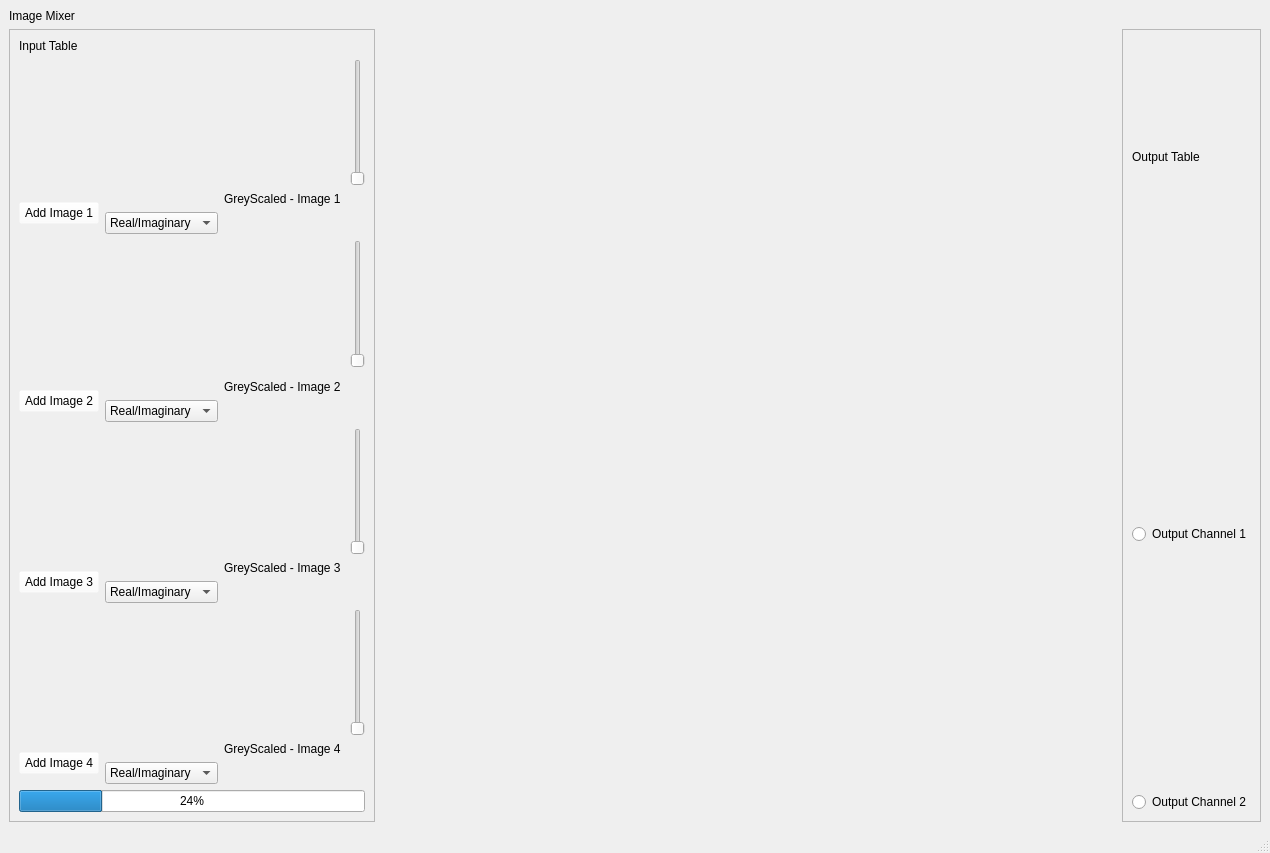
mohandemadx/Image_Mixer_DSP, file untitled.ui: the form before one commit.
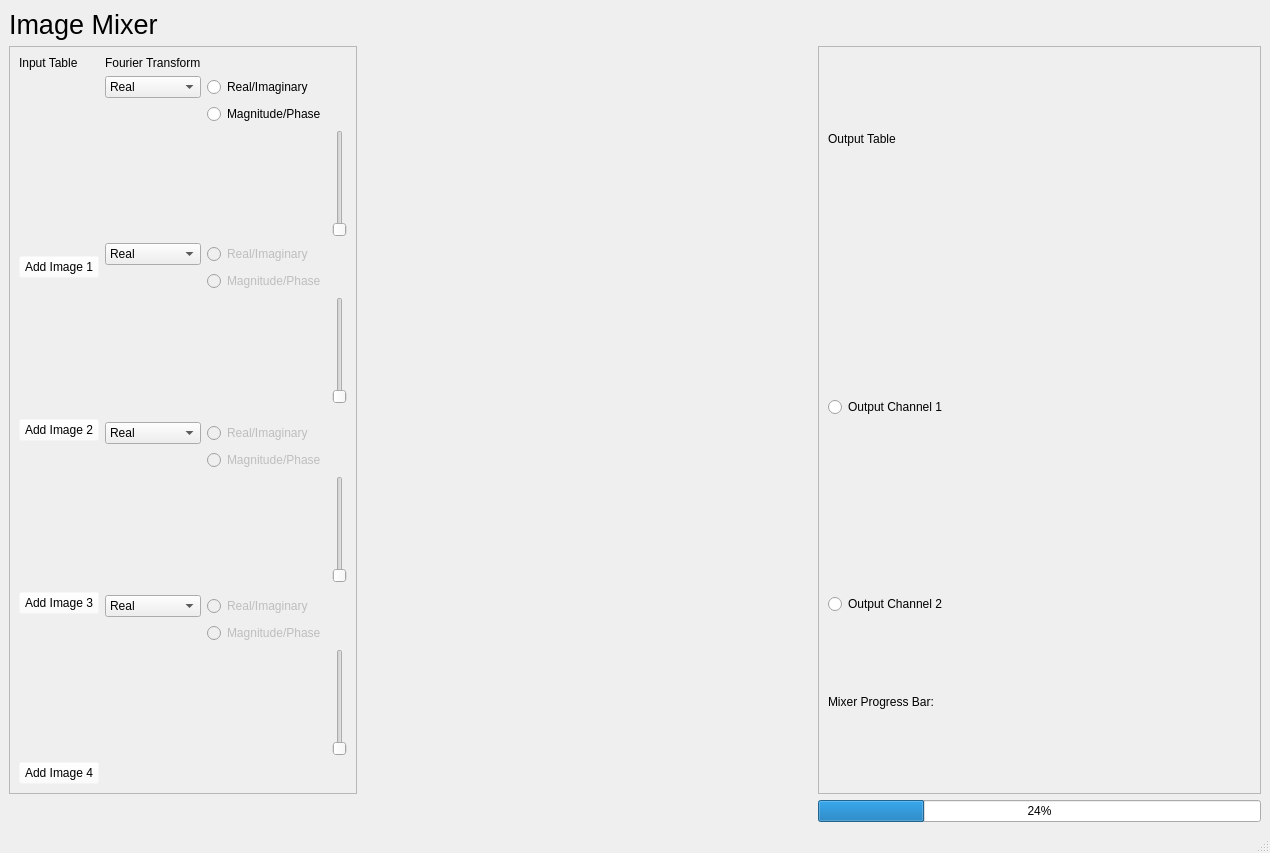
The form after the commit. Icons and pictures are not drawn.

What changed in the file:
```diff
--- a/untitled.ui
+++ b/untitled.ui
@@ -71,9 +71,28 @@
          </property>
         </widget>
        </item>
+       <item>
+        <widget class="QLabel" name="label_4">
+         <property name="text">
+          <string>Mixer Progress Bar:</string>
+         </property>
+        </widget>
+       </item>
       </layout>
      </widget>
     </item>
+    <item row="0" column="0" colspan="4">
+     <widget class="QLabel" name="label">
+      <property name="font">
+       <font>
+        <pointsize>20</pointsize>
+       </font>
+      </property>
+      <property name="text">
+       <string>Image Mixer</string>
+      </property>
+     </widget>
+    </item>
     <item row="1" column="0">
      <widget class="QFrame" name="imageFrame">
       <property name="frameShape">
@@ -83,8 +102,8 @@
        <enum>QFrame::Raised</enum>
       </property>
       <layout class="QGridLayout" name="gridLayout">
-       <item row="11" column="2" colspan="2">
-        <widget class="QLabel" name="Gimage4">
+       <item row="6" column="0" rowspan="2">
+        <widget class="QLabel" name="image2">
          <property name="text">
           <string/>
          </property>
@@ -96,7 +115,7 @@
          </property>
         </widget>
        </item>
-       <item row="1" column="2" colspan="2">
+       <item row="3" column="2">
         <widget class="QLabel" name="Gimage1">
          <property name="text">
           <string/>
@@ -109,81 +128,55 @@
          </property>
         </widget>
        </item>
-       <item row="0" column="0">
-        <widget class="QLabel" name="label_2">
-         <property name="text">
-          <string>Input Table</string>
-         </property>
-        </widget>
-       </item>
        <item row="11" column="4">
+        <widget class="QSlider" name="slider3">
+         <property name="orientation">
+          <enum>Qt::Vertical</enum>
+         </property>
+        </widget>
+       </item>
+       <item row="1" column="3">
+        <widget class="QRadioButton" name="real_imaginary1">
+         <property name="text">
+          <string>Real/Imaginary</string>
+         </property>
+        </widget>
+       </item>
+       <item row="15" column="4">
         <widget class="QSlider" name="slider4">
          <property name="orientation">
           <enum>Qt::Vertical</enum>
          </property>
         </widget>
        </item>
-       <item row="11" column="0" colspan="2">
-        <widget class="QLabel" name="image4">
-         <property name="text">
-          <string/>
+       <item row="9" column="3">
+        <widget class="QRadioButton" name="real_imaginary3">
+         <property name="enabled">
+          <bool>false</bool>
          </property>
-         <property name="pixmap">
-          <pixmap resource="icons.qrc">:/newPrefix/icons/2094736.png</pixmap>
-         </property>
-         <property name="scaledContents">
-          <bool>true</bool>
-         </property>
-        </widget>
-       </item>
-       <item row="12" column="3">
-        <widget class="QLabel" name="Glabel4">
          <property name="text">
-          <string>GreyScaled - Image 4</string>
+          <string>Real/Imaginary</string>
          </property>
         </widget>
        </item>
-       <item row="4" column="0" rowspan="2" colspan="2">
-        <widget class="QLabel" name="image2">
-         <property name="text">
-          <string/>
+       <item row="3" column="4">
+        <widget class="QSlider" name="slider1">
+         <property name="orientation">
+          <enum>Qt::Vertical</enum>
          </property>
-         <property name="pixmap">
-          <pixmap resource="icons.qrc">:/newPrefix/icons/2094736.png</pixmap>
-         </property>
-         <property name="scaledContents">
-          <bool>true</bool>
-         </property>
         </widget>
        </item>
-       <item row="4" column="2" rowspan="2" colspan="2">
-        <widget class="QLabel" name="Gimage2">
+       <item row="14" column="3">
+        <widget class="QRadioButton" name="magnitude_phase4">
+         <property name="enabled">
+          <bool>false</bool>
+         </property>
          <property name="text">
-          <string/>
+          <string>Magnitude/Phase</string>
          </property>
-         <property name="pixmap">
-          <pixmap resource="icons.qrc">:/newPrefix/icons/2094736.png</pixmap>
-         </property>
-         <property name="scaledContents">
-          <bool>true</bool>
-         </property>
         </widget>
        </item>
-       <item row="10" column="2">
-        <widget class="QComboBox" name="comboBox_3">
-         <item>
-          <property name="text">
-           <string>Real/Imaginary</string>
-          </property>
-         </item>
-         <item>
-          <property name="text">
-           <string>New Item</string>
-          </property>
-         </item>
-        </widget>
-       </item>
-       <item row="6" column="0" rowspan="2" colspan="2">
+       <item row="8" column="0" rowspan="2" colspan="2">
         <widget class="QPushButton" name="button2">
          <property name="styleSheet">
           <string notr="true">background-color: rgb(255, 255, 255, 0);
@@ -194,8 +187,18 @@
          </property>
         </widget>
        </item>
-       <item row="1" column="0" colspan="2">
-        <widget class="QLabel" name="image1">
+       <item row="5" column="3">
+        <widget class="QRadioButton" name="magnitude_phase2">
+         <property name="enabled">
+          <bool>false</bool>
+         </property>
+         <property name="text">
+          <string>Magnitude/Phase</string>
+         </property>
+        </widget>
+       </item>
+       <item row="15" column="2">
+        <widget class="QLabel" name="Gimage4">
          <property name="text">
           <string/>
          </property>
@@ -208,17 +211,6 @@
         </widget>
        </item>
        <item row="12" column="0" rowspan="2" colspan="2">
-        <widget class="QPushButton" name="button4">
-         <property name="styleSheet">
-          <string notr="true">background-color: rgb(255, 255, 255, 0);
-</string>
-         </property>
-         <property name="text">
-          <string>Add Image 4</string>
-         </property>
-        </widget>
-       </item>
-       <item row="9" column="0" rowspan="2" colspan="2">
         <widget class="QPushButton" name="button3">
          <property name="styleSheet">
           <string notr="true">background-color: rgb(255, 255, 255, 0);
@@ -229,28 +221,31 @@
          </property>
         </widget>
        </item>
-       <item row="1" column="4">
-        <widget class="QSlider" name="slider1">
-         <property name="orientation">
-          <enum>Qt::Vertical</enum>
+       <item row="13" column="3">
+        <widget class="QRadioButton" name="real_imaginary4">
+         <property name="enabled">
+          <bool>false</bool>
+         </property>
+         <property name="text">
+          <string>Real/Imaginary</string>
          </property>
         </widget>
        </item>
-       <item row="4" column="4">
+       <item row="6" column="4">
         <widget class="QSlider" name="slider2">
          <property name="orientation">
           <enum>Qt::Vertical</enum>
          </property>
         </widget>
        </item>
-       <item row="8" column="4">
-        <widget class="QSlider" name="slider3">
-         <property name="orientation">
-          <enum>Qt::Vertical</enum>
+       <item row="0" column="0">
+        <widget class="QLabel" name="label_2">
+         <property name="text">
+          <string>Input Table</string>
          </property>
         </widget>
        </item>
-       <item row="8" column="0" colspan="2">
+       <item row="11" column="0">
         <widget class="QLabel" name="image3">
          <property name="text">
           <string/>
@@ -263,21 +258,200 @@
          </property>
         </widget>
        </item>
+       <item row="3" column="0">
+        <widget class="QLabel" name="image1">
+         <property name="text">
+          <string/>
+         </property>
+         <property name="pixmap">
+          <pixmap resource="icons.qrc">:/newPrefix/icons/2094736.png</pixmap>
+         </property>
+         <property name="scaledContents">
+          <bool>true</bool>
+         </property>
+        </widget>
+       </item>
+       <item row="0" column="2">
+        <widget class="QLabel" name="Glabel1">
+         <property name="text">
+          <string>Fourier Transform</string>
+         </property>
+        </widget>
+       </item>
+       <item row="4" column="3">
+        <widget class="QRadioButton" name="real_imaginary1_2">
+         <property name="enabled">
+          <bool>false</bool>
+         </property>
+         <property name="text">
+          <string>Real/Imaginary</string>
+         </property>
+        </widget>
+       </item>
+       <item row="6" column="2" rowspan="2">
+        <widget class="QLabel" name="Gimage2">
+         <property name="text">
+          <string/>
+         </property>
+         <property name="pixmap">
+          <pixmap resource="icons.qrc">:/newPrefix/icons/2094736.png</pixmap>
+         </property>
+         <property name="scaledContents">
+          <bool>true</bool>
+         </property>
+        </widget>
+       </item>
+       <item row="11" column="2">
+        <widget class="QLabel" name="Gimage3">
+         <property name="text">
+          <string/>
+         </property>
+         <property name="pixmap">
+          <pixmap resource="icons.qrc">:/newPrefix/icons/2094736.png</pixmap>
+         </property>
+         <property name="scaledContents">
+          <bool>true</bool>
+         </property>
+        </widget>
+       </item>
+       <item row="15" column="0">
+        <widget class="QLabel" name="image4">
+         <property name="text">
+          <string/>
+         </property>
+         <property name="pixmap">
+          <pixmap resource="icons.qrc">:/newPrefix/icons/2094736.png</pixmap>
+         </property>
+         <property name="scaledContents">
+          <bool>true</bool>
+         </property>
+        </widget>
+       </item>
+       <item row="2" column="3">
+        <widget class="QRadioButton" name="magnitude_phase1">
+         <property name="text">
+          <string>Magnitude/Phase</string>
+         </property>
+        </widget>
+       </item>
+       <item row="9" column="2">
+        <widget class="QComboBox" name="Fourier_comboBox_3">
+         <item>
+          <property name="text">
+           <string>Real</string>
+          </property>
+         </item>
+         <item>
+          <property name="text">
+           <string>Imaginary</string>
+          </property>
+         </item>
+         <item>
+          <property name="text">
+           <string>Magnitude</string>
+          </property>
+         </item>
+         <item>
+          <property name="text">
+           <string>Phase</string>
+          </property>
+         </item>
+        </widget>
+       </item>
        <item row="13" column="2">
-        <widget class="QComboBox" name="comboBox_4">
+        <widget class="QComboBox" name="Fourier_comboBox_4">
          <item>
           <property name="text">
-           <string>Real/Imaginary</string>
+           <string>Real</string>
           </property>
          </item>
          <item>
           <property name="text">
-           <string>Mag/Phase</string>
+           <string>Imaginary</string>
           </property>
          </item>
+         <item>
+          <property name="text">
+           <string>Magnitude</string>
+          </property>
+         </item>
+         <item>
+          <property name="text">
+           <string>Phase</string>
+          </property>
+         </item>
         </widget>
        </item>
-       <item row="2" column="0" rowspan="2" colspan="2">
+       <item row="4" column="2">
+        <widget class="QComboBox" name="Fourier_comboBox_2">
+         <item>
+          <property name="text">
+           <string>Real</string>
+          </property>
+         </item>
+         <item>
+          <property name="text">
+           <string>Imaginary</string>
+          </property>
+         </item>
+         <item>
+          <property name="text">
+           <string>Magnitude</string>
+          </property>
+         </item>
+         <item>
+          <property name="text">
+           <string>Phase</string>
+          </property>
+         </item>
+        </widget>
+       </item>
+       <item row="16" column="0" rowspan="2" colspan="2">
+        <widget class="QPushButton" name="button4">
+         <property name="styleSheet">
+          <string notr="true">background-color: rgb(255, 255, 255, 0);
+</string>
+         </property>
+         <property name="text">
+          <string>Add Image 4</string>
+         </property>
+        </widget>
+       </item>
+       <item row="10" column="3">
+        <widget class="QRadioButton" name="magnitude_phase3">
+         <property name="enabled">
+          <bool>false</bool>
+         </property>
+         <property name="text">
+          <string>Magnitude/Phase</string>
+         </property>
+        </widget>
+       </item>
+       <item row="1" column="2">
+        <widget class="QComboBox" name="Fourier_comboBox_1">
+         <item>
+          <property name="text">
+           <string>Real</string>
+          </property>
+         </item>
+         <item>
+          <property name="text">
+           <string>Imaginary</string>
+          </property>
+         </item>
+         <item>
+          <property name="text">
+           <string>Magnitude</string>
+          </property>
+         </item>
+         <item>
+          <property name="text">
+           <string>Phase</string>
+          </property>
+         </item>
+        </widget>
+       </item>
+       <item row="4" column="0" rowspan="2" colspan="2">
         <widget class="QPushButton" name="button1">
          <property name="styleSheet">
           <string notr="true">background-color: rgb(255, 255, 255, 0);
@@ -288,85 +462,9 @@
          </property>
         </widget>
        </item>
-       <item row="8" column="2" colspan="2">
-        <widget class="QLabel" name="Gimage3">
-         <property name="text">
-          <string/>
-         </property>
-         <property name="pixmap">
-          <pixmap resource="icons.qrc">:/newPrefix/icons/2094736.png</pixmap>
-         </property>
-         <property name="scaledContents">
-          <bool>true</bool>
-         </property>
-        </widget>
-       </item>
-       <item row="3" column="2">
-        <widget class="QComboBox" name="comboBox_2">
-         <item>
-          <property name="text">
-           <string>Real/Imaginary</string>
-          </property>
-         </item>
-         <item>
-          <property name="text">
-           <string>Mag/Phase</string>
-          </property>
-         </item>
-        </widget>
-       </item>
-       <item row="7" column="2">
-        <widget class="QComboBox" name="comboBox">
-         <item>
-          <property name="text">
-           <string>Real/Imaginary</string>
-          </property>
-         </item>
-         <item>
-          <property name="text">
-           <string>Mag/Pahse</string>
-          </property>
-         </item>
-        </widget>
-       </item>
-       <item row="2" column="3">
-        <widget class="QLabel" name="Glabel1">
-         <property name="text">
-          <string>GreyScaled - Image 1</string>
-         </property>
-        </widget>
-       </item>
-       <item row="9" column="3">
-        <widget class="QLabel" name="Glabel3">
-         <property name="text">
-          <string>GreyScaled - Image 3</string>
-         </property>
-        </widget>
-       </item>
-       <item row="6" column="3">
-        <widget class="QLabel" name="Glabel2">
-         <property name="text">
-          <string>GreyScaled - Image 2 </string>
-         </property>
-        </widget>
-       </item>
-       <item row="14" column="0" colspan="5">
-        <widget class="QProgressBar" name="progressBar">
-         <property name="value">
-          <number>24</number>
-         </property>
-        </widget>
-       </item>
       </layout>
      </widget>
     </item>
-    <item row="0" column="0" colspan="4">
-     <widget class="QLabel" name="label">
-      <property name="text">
-       <string>Image Mixer</string>
-      </property>
-     </widget>
-    </item>
     <item row="1" column="1">
      <spacer name="horizontalSpacer">
       <property name="orientation">
@@ -380,6 +478,13 @@
       </property>
      </spacer>
     </item>
+    <item row="2" column="3">
+     <widget class="QProgressBar" name="progressBar">
+      <property name="value">
+       <number>24</number>
+      </property>
+     </widget>
+    </item>
    </layout>
   </widget>
   <widget class="QMenuBar" name="menubar">
```
